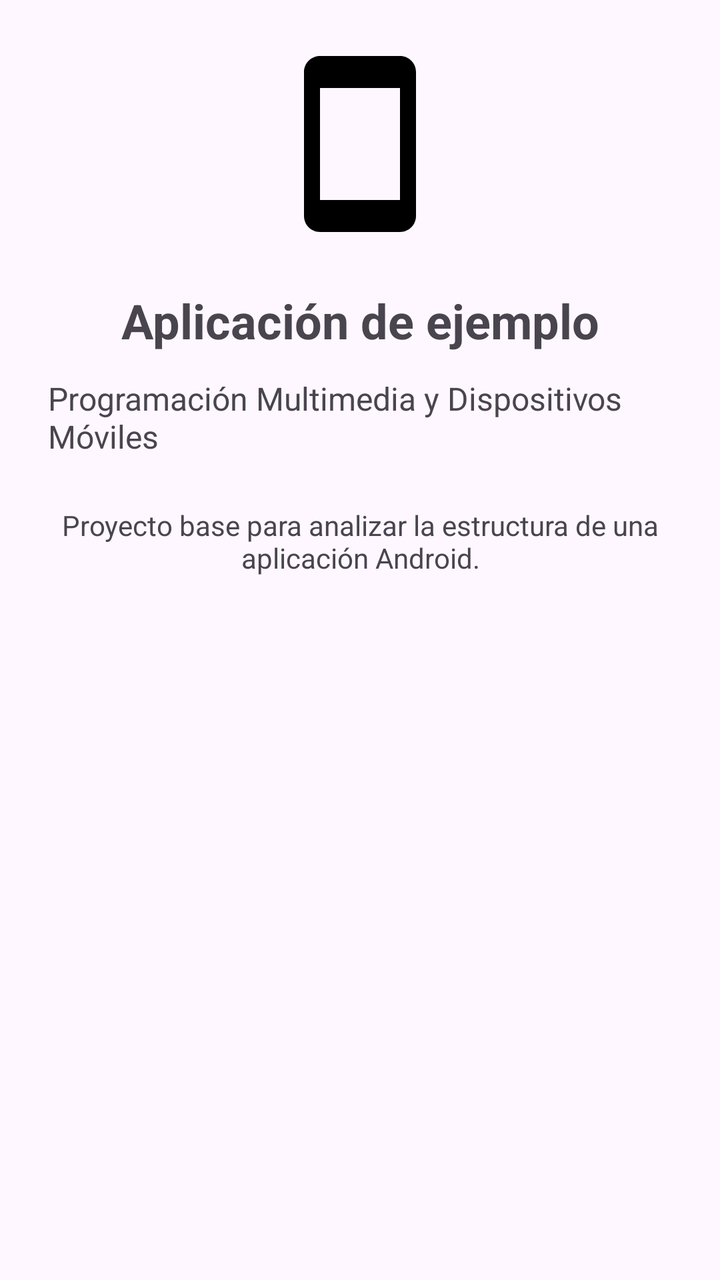
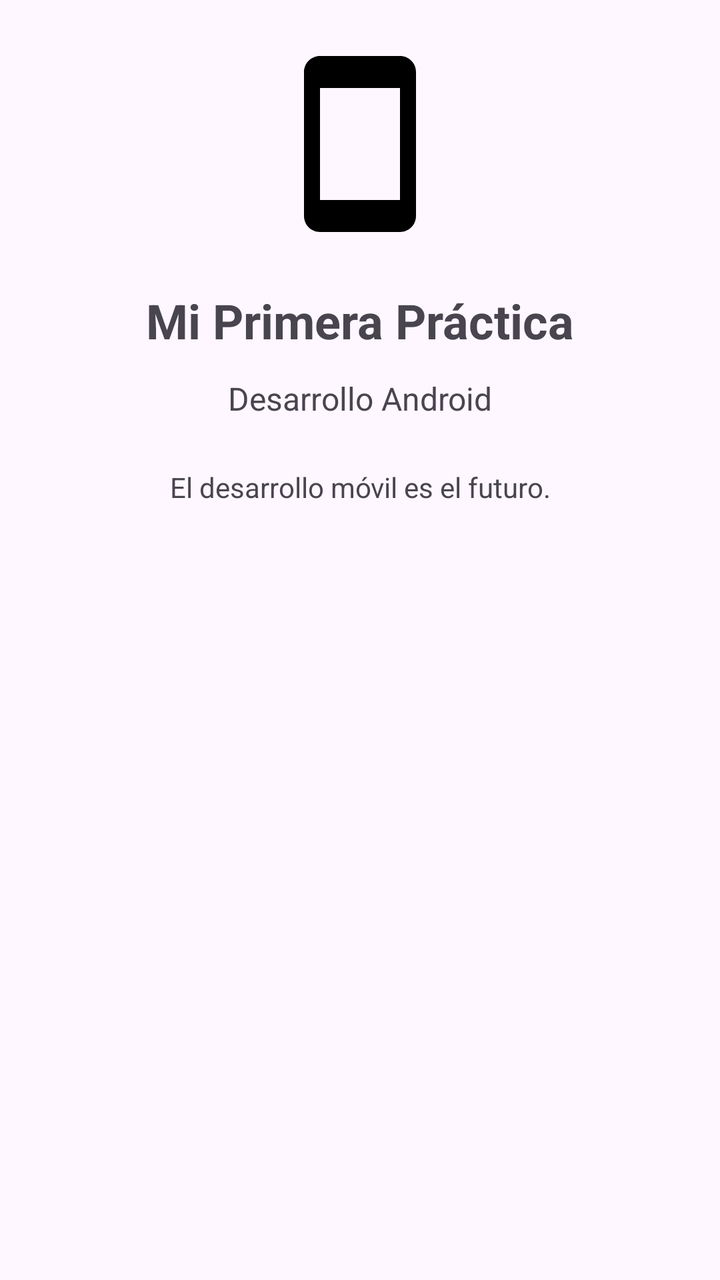

An Android layout rendered at two revisions. The XML below is the earlier revision; the diff shows what the commit changed to produce the second picture.
<!-- AndroidManifest.xml: application theme Theme.PMDM_UT1_Base -->
<!-- res/layout/activity_main.xml -->
<?xml version="1.0" encoding="utf-8"?>
<androidx.constraintlayout.widget.ConstraintLayout
    xmlns:android="http://schemas.android.com/apk/res/android"
    xmlns:app="http://schemas.android.com/apk/res-auto"
    xmlns:tools="http://schemas.android.com/tools"
    android:id="@+id/main"
    android:layout_width="match_parent"
    android:layout_height="match_parent"
    android:padding="24dp"
    tools:context=".MainActivity">

    <ImageView
        android:id="@+id/imageLogo"
        android:layout_width="96dp"
        android:layout_height="96dp"
        android:contentDescription="@string/app_name"
        android:src="@drawable/ic_smartphone"
        app:layout_constraintBottom_toTopOf="@id/textTitulo"
        app:layout_constraintEnd_toEndOf="parent"
        app:layout_constraintStart_toStartOf="parent"
        app:layout_constraintTop_toTopOf="parent"
        app:layout_constraintVertical_chainStyle="packed" />

    <TextView
        android:id="@+id/textTitulo"
        android:layout_width="wrap_content"
        android:layout_height="wrap_content"
        android:layout_marginTop="24dp"
        android:text="@string/titulo"
        android:textSize="24sp"
        android:textStyle="bold"
        app:layout_constraintEnd_toEndOf="parent"
        app:layout_constraintStart_toStartOf="parent"
        app:layout_constraintTop_toBottomOf="@id/imageLogo" />

    <TextView
        android:id="@+id/textSubtitulo"
        android:layout_width="wrap_content"
        android:layout_height="wrap_content"
        android:layout_marginTop="12dp"
        android:text="@string/subtitulo"
        android:textSize="16sp"
        app:layout_constraintEnd_toEndOf="parent"
        app:layout_constraintStart_toStartOf="parent"
        app:layout_constraintTop_toBottomOf="@id/textTitulo" />

    <TextView
        android:id="@+id/textDescripcion"
        android:layout_width="0dp"
        android:layout_height="wrap_content"
        android:layout_marginTop="24dp"
        android:gravity="center"
        android:text="@string/descripcion"
        app:layout_constraintEnd_toEndOf="parent"
        app:layout_constraintStart_toStartOf="parent"
        app:layout_constraintTop_toBottomOf="@id/textSubtitulo" />

</androidx.constraintlayout.widget.ConstraintLayout>
<!-- resources referenced by this layout -->
<resources>
  <!-- drawable ic_smartphone (drawable) -->
  <vector xmlns:android="http://schemas.android.com/apk/res/android" android:height="24dp" android:tint="#000000" android:viewportHeight="24" android:viewportWidth="24" android:width="24dp">
        
      <path android:fillColor="@android:color/white" android:pathData="M17,1.01L7,1c-1.1,0 -2,0.9 -2,2v18c0,1.1 0.9,2 2,2h10c1.1,0 2,-0.9 2,-2V3c0,-1.1 -0.9,-1.99 -2,-1.99zM17,19H7V5h10v14z"/>
      
  </vector>
  <string name="app_name">PMDM UT1</string>
  <string name="descripcion">Proyecto base para analizar la estructura de una aplicación Android.</string>
  <string name="subtitulo">Programación Multimedia y Dispositivos Móviles</string>
  <string name="titulo">Aplicación de ejemplo</string>
  <style name="Theme.PMDM_UT1_Base" parent="Base.Theme.PMDM_UT1_Base" />
  <style name="Base.Theme.PMDM_UT1_Base" parent="Theme.Material3.DayNight.NoActionBar">
          
          
      </style>
</resources>

<!-- the commit's change to res/layout/activity_main.xml (unified diff, before → after) -->
@@ -26,7 +26,7 @@
         android:layout_width="wrap_content"
         android:layout_height="wrap_content"
         android:layout_marginTop="24dp"
-        android:text="@string/titulo"
+        android:text="@string/titulo_nuevo"
         android:textSize="24sp"
         android:textStyle="bold"
         app:layout_constraintEnd_toEndOf="parent"
<!-- resource entries referenced after the edit -->
@@ -6,10 +6,10 @@
       <path android:fillColor="@android:color/white" android:pathData="M17,1.01L7,1c-1.1,0 -2,0.9 -2,2v18c0,1.1 0.9,2 2,2h10c1.1,0 2,-0.9 2,-2V3c0,-1.1 -0.9,-1.99 -2,-1.99zM17,19H7V5h10v14z"/>
       
   </vector>
-  <string name="app_name">PMDM UT1</string>
-  <string name="descripcion">Proyecto base para analizar la estructura de una aplicación Android.</string>
-  <string name="subtitulo">Programación Multimedia y Dispositivos Móviles</string>
-  <string name="titulo">Aplicación de ejemplo</string>
+  <string name="app_name">UT1- Jonathan Rodriguez</string>
+  <string name="descripcion">El desarrollo móvil es el futuro.</string>
+  <string name="subtitulo">Desarrollo Android</string>
+  <string name="titulo_nuevo">Mi Primera Práctica</string>
   <style name="Theme.PMDM_UT1_Base" parent="Base.Theme.PMDM_UT1_Base" />
   <style name="Base.Theme.PMDM_UT1_Base" parent="Theme.Material3.DayNight.NoActionBar">
           
